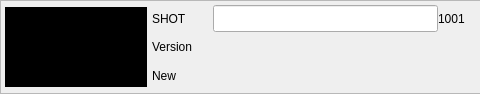
The window that resources/cut_diff_card.ui (shotgunsoftware/tk-multi-importcut) describes before a commit, drawn with Qt 5; both pictures show x 0 to 480 and y 0 to 94 of the 876 by 94 pixel window.
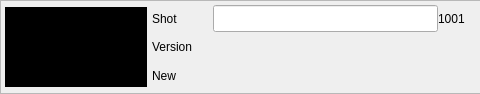
The same window after the commit. Icons and pictures are not drawn. Custom widgets are drawn as their Qt base class.

Commit message:
For #36790, no duplicated shots for "no name", minor UI tweak
Changed "SHOT" cut diff card label to "Shot"
Prevent entries with no names to be considered duplicated shots
for a shot with an empty name by forging keys based on the cut
order.

Patch:
```diff
--- a/resources/cut_diff_card.ui
+++ b/resources/cut_diff_card.ui
@@ -129,7 +129,7 @@
           <string notr="true"/>
          </property>
          <property name="text">
-          <string>SHOT</string>
+          <string>Shot</string>
          </property>
          <property name="constant_title" stdset="0">
           <bool>true</bool>
```
Left out of the diff: 11 changed lines with no effect on the pictures. The commit also changes 2 other files.
